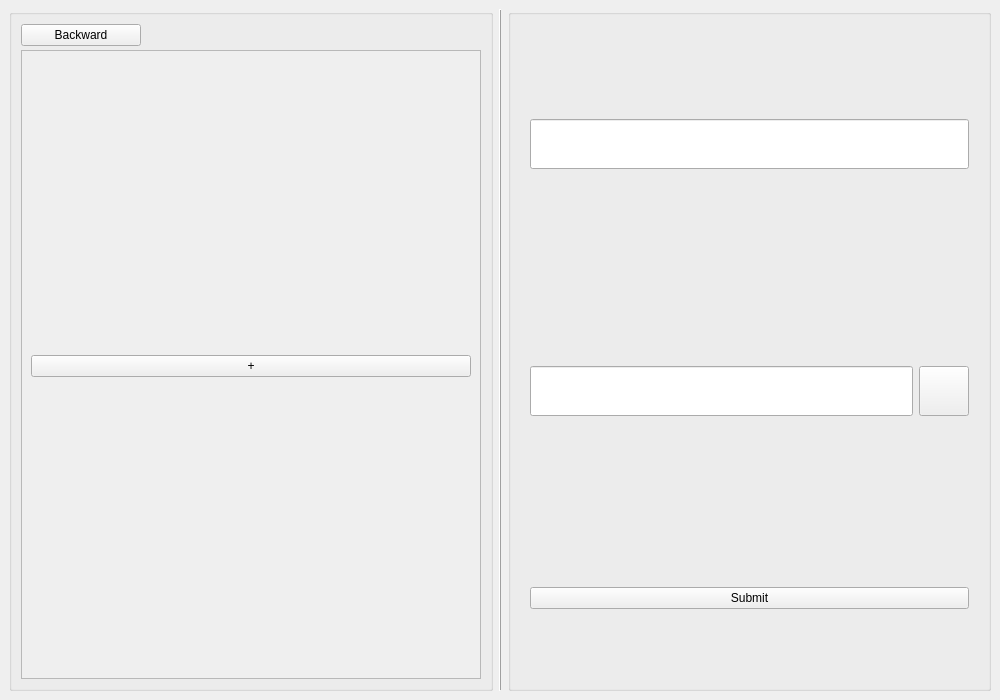
The window that listset.ui (454270186/XJCO2811_UserInterface) describes before a commit, drawn with Qt 5.
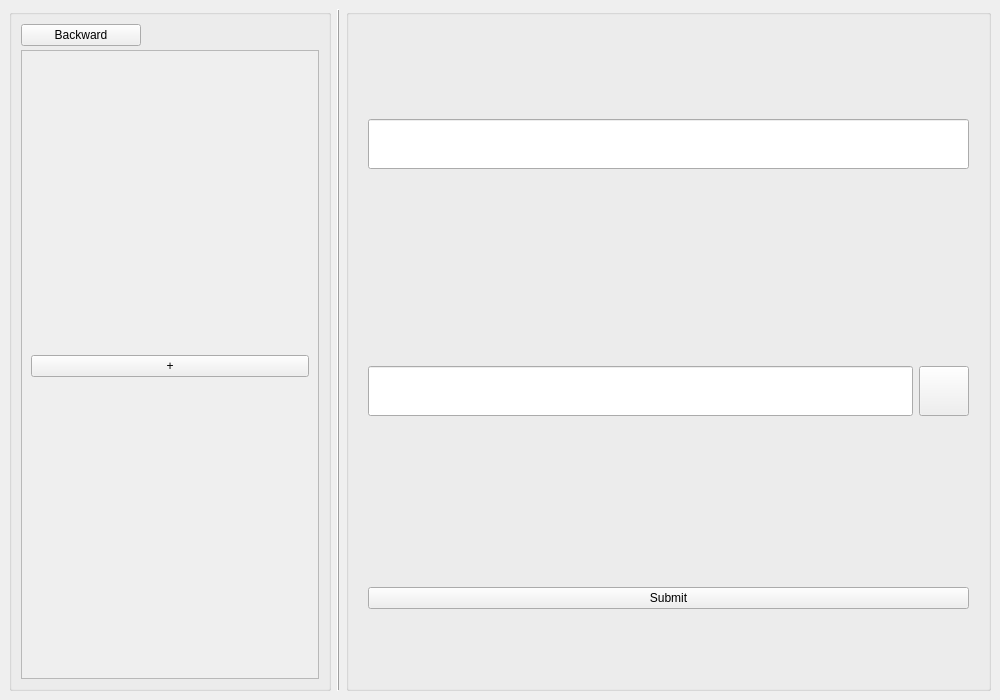
The same window after the commit.

The edit to the form file:
```diff
--- a/listset.ui
+++ b/listset.ui
@@ -53,7 +53,7 @@
    <property name="layoutDirection">
     <enum>Qt::LeftToRight</enum>
    </property>
-   <layout class="QHBoxLayout" name="horizontalLayout_2">
+   <layout class="QHBoxLayout" name="horizontalLayout_2" stretch="1,0,2">
     <item>
      <widget class="QGroupBox" name="groupBox_left">
       <property name="minimumSize">
@@ -107,7 +107,7 @@
            <rect>
             <x>0</x>
             <y>0</y>
-            <width>309</width>
+            <width>282</width>
             <height>620</height>
            </rect>
           </property>
```
